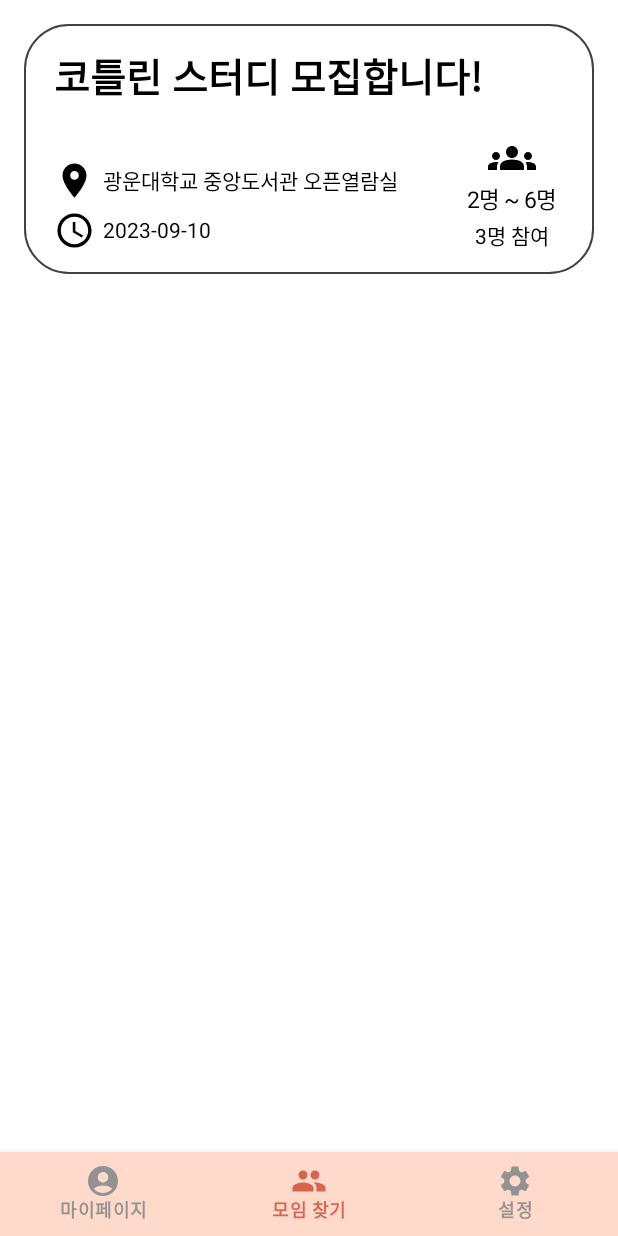
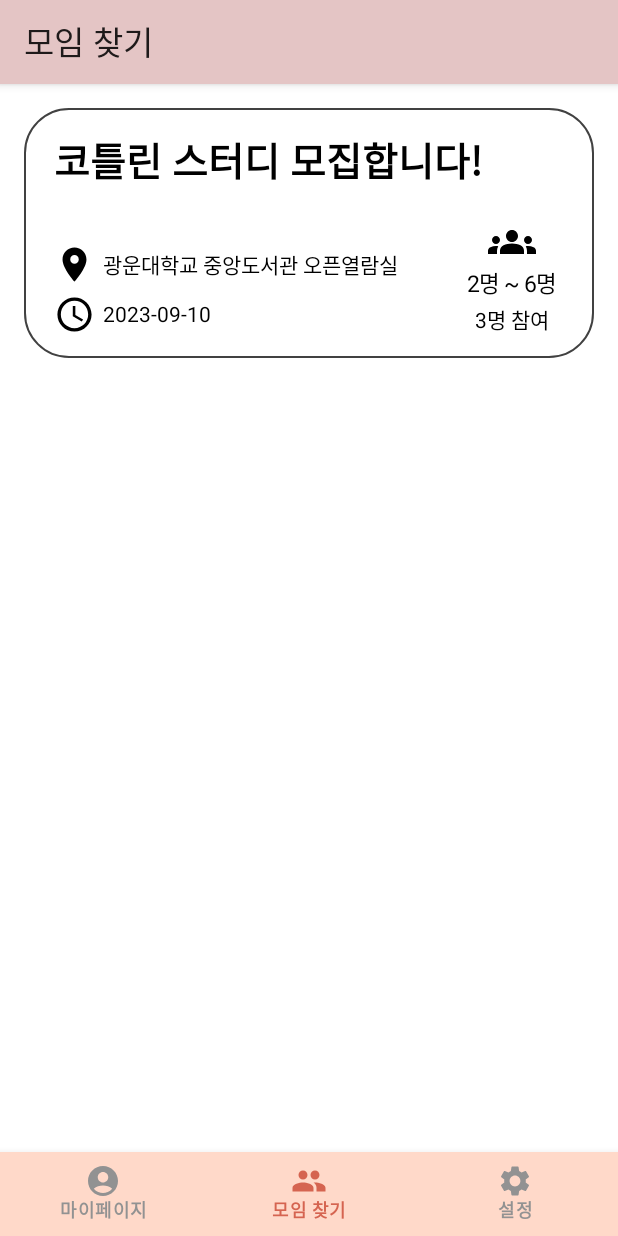
Before and after one commit to kw-friends/kw-friends-android, an Android app built with Jetpack Compose: the MainActivity screen opened directly, with no data from a screen before it, on a phone screen of 412 x 824 dp. Run offline under Robolectric (Android 15) with nearby library versions, the phone set to English and light mode, and no system bars; our stand-ins replace accompanist.

Commit message:
TopBar 구현 (여러 개선 필요)

```diff
--- /dev/null
+++ b/app/src/main/java/hello/kwfriends/ui/component/BottomNavigationBar.kt
@@ -0,0 +1,73 @@
+package hello.kwfriends.ui.component
+
+import androidx.compose.material.BottomNavigation
+import androidx.compose.material.BottomNavigationItem
+import androidx.compose.material.Icon
+import androidx.compose.material.Text
+import androidx.compose.runtime.Composable
+import androidx.compose.runtime.getValue
+import androidx.compose.ui.graphics.Color
+import androidx.compose.ui.text.font.FontWeight
+import androidx.navigation.NavHostController
+import androidx.navigation.compose.NavHost
+import androidx.navigation.compose.composable
+import androidx.navigation.compose.currentBackStackEntryAsState
+import hello.kwfriends.ui.screens.findGathering.findGatheringScreen
+import hello.kwfriends.ui.screens.main.BottomNavItem
+import hello.kwfriends.ui.screens.myPage.MyPageScreen
+import hello.kwfriends.ui.screens.settings.SettingsScreen
+
+@Composable
+fun NavigationBar(navController: NavHostController) {
+    val items = listOf(
+        BottomNavItem.MyPage,
+        BottomNavItem.FindGathering,
+        BottomNavItem.Settings
+    )
+
+
+    BottomNavigation(
+        backgroundColor = Color(0xFFFFD9C9),
+        contentColor = Color(0xFFD56450)
+    ) {
+        val navBackStackEntry by navController.currentBackStackEntryAsState()
+        val currentRoute = navBackStackEntry?.destination?.route
+
+        for (item in items) {
+            BottomNavigationItem(
+                selected = currentRoute == item.screenRoute,
+                onClick = {
+                    navController.navigate(item.screenRoute) {
+                        navController.graph.startDestinationRoute
+                        launchSingleTop = true
+                        restoreState = true
+                    }
+
+                },
+                icon = { Icon(imageVector = item.icon, contentDescription = null) },
+                label = { Text(text = item.title, fontWeight = FontWeight(600)) },
+                alwaysShowLabel = true,
+                selectedContentColor = Color(0xFFD56450),
+                unselectedContentColor = Color(0xFF929292)
+            )
+        }
+    }
+}
+
+@Composable
+fun NavigationGraph(navController: NavHostController) {
+    NavHost(
+        navController = navController,
+        startDestination = BottomNavItem.FindGathering.screenRoute
+    ) {
+        composable(BottomNavItem.FindGathering.screenRoute) {
+            findGatheringScreen()
+        }
+        composable(BottomNavItem.MyPage.screenRoute) {
+            MyPageScreen()
+        }
+        composable(BottomNavItem.Settings.screenRoute) {
+            SettingsScreen()
+        }
+    }
+}
--- /dev/null
+++ b/app/src/main/java/hello/kwfriends/ui/component/TopBar.kt
@@ -0,0 +1,25 @@
+package hello.kwfriends.ui.component
+
+import androidx.compose.material.Text
+import androidx.compose.material.TopAppBar
+import androidx.compose.runtime.Composable
+import androidx.compose.runtime.getValue
+import androidx.compose.ui.graphics.Color
+import androidx.compose.ui.unit.sp
+import androidx.navigation.NavHostController
+import androidx.navigation.compose.currentBackStackEntryAsState
+
+@Composable //상단 바
+fun ToolBarWithTitle(navController: NavHostController) {
+    val navBackStackEntry by navController.currentBackStackEntryAsState()
+    val currentRoute = navBackStackEntry?.destination?.route
+
+    TopAppBar(
+        title = {
+            if (currentRoute != null) {
+                Text(text = currentRoute, fontSize = 22.sp)
+            }
+        },
+        backgroundColor = Color(0xFFE4C5C5)
+    )
+}
--- a/app/src/main/java/hello/kwfriends/ui/screens/main/MainNavigation.kt
+++ b/app/src/main/java/hello/kwfriends/ui/screens/main/MainNavigation.kt
@@ -1,111 +1,29 @@
 package hello.kwfriends.ui.screens.main
 
-import androidx.compose.material.BottomNavigation
-import androidx.compose.material.BottomNavigationItem
-import androidx.compose.material.Icon
-import androidx.compose.material.Text
-import androidx.compose.material.TopAppBar
 import androidx.compose.material.icons.Icons
 import androidx.compose.material.icons.filled.AccountCircle
 import androidx.compose.material.icons.filled.Group
 import androidx.compose.material.icons.filled.Settings
-import androidx.compose.runtime.Composable
-import androidx.compose.runtime.getValue
-import androidx.compose.ui.Modifier
-import androidx.compose.ui.graphics.Color
 import androidx.compose.ui.graphics.vector.ImageVector
-import androidx.compose.ui.text.font.FontWeight
-import androidx.compose.ui.unit.sp
-import androidx.navigation.NavHostController
-import androidx.navigation.compose.NavHost
-import androidx.navigation.compose.composable
-import androidx.navigation.compose.currentBackStackEntryAsState
-import hello.kwfriends.ui.screens.findGathering.findGatheringScreen
-import hello.kwfriends.ui.screens.myPage.MyPageScreen
-import hello.kwfriends.ui.screens.settings.SettingsScreen
-
-@Composable //상단 바
-fun ToolBarWithTitle(title: String, modifier: Modifier = Modifier) {
-    TopAppBar(
-        title = { Text(text = title, fontSize = 22.sp) },
-        backgroundColor = Color(0xFFE4C5C5),
-        modifier = modifier
-    )
-}
-
-
-@Composable
-fun NavigationBar(navController: NavHostController) {
-    val items = listOf<BottomNavItem>(
-        BottomNavItem.MyPage,
-        BottomNavItem.FindGathering,
-        BottomNavItem.Settings
-    )
-
-
-    BottomNavigation(
-        backgroundColor = Color(0xFFFFD9C9),
-        contentColor = Color(0xFFD56450)
-    ) {
-        val navBackStackEntry by navController.currentBackStackEntryAsState()
-        val currentRoute = navBackStackEntry?.destination?.route
-
-        for (item in items) {
-            BottomNavigationItem(
-                selected = currentRoute == item.screenRoute,
-                onClick = {
-                    navController.navigate(item.screenRoute) {
-                        navController.graph.startDestinationRoute
-                        launchSingleTop = true
-                        restoreState = true
-                    }
-                },
-                icon = { Icon(imageVector = item.icon, contentDescription = null) },
-                label = { Text(text = item.title, fontWeight = FontWeight(600)) },
-                alwaysShowLabel = true,
-                selectedContentColor = Color(0xFFD56450),
-                unselectedContentColor = Color(0xFF929292)
-            )
-        }
-    }
-}
-
-@Composable
-fun NavigationGraph(navController: NavHostController) {
-    NavHost(
-        navController = navController,
-        startDestination = BottomNavItem.FindGathering.screenRoute
-    ) {
-        composable(BottomNavItem.FindGathering.screenRoute) {
-            findGatheringScreen()
-        }
-        composable(BottomNavItem.MyPage.screenRoute) {
-            MyPageScreen()
-        }
-        composable(BottomNavItem.Settings.screenRoute) {
-            SettingsScreen()
-        }
-    }
-}
 
 sealed class BottomNavItem(
     val title: String, val icon: ImageVector, val screenRoute: String
 ) {
     object MyPage : BottomNavItem(
-        "마이페이지",
-        Icons.Default.AccountCircle,
-        "myPage"
+        title = "마이페이지",
+        icon = Icons.Default.AccountCircle,
+        screenRoute = "마이페이지"
     )
 
     object FindGathering : BottomNavItem(
-        "모임 찾기",
-        Icons.Default.Group,
-        "findGathering"
+        title = "모임 찾기",
+        icon = Icons.Default.Group,
+        screenRoute = "모임 찾기"
     )
 
     object Settings : BottomNavItem(
-        "설정",
-        Icons.Default.Settings,
-        "settings"
+        title = "설정",
+        icon = Icons.Default.Settings,
+        screenRoute = "설정"
     )
 }
--- a/app/src/main/java/hello/kwfriends/ui/screens/main/MainScreen.kt
+++ b/app/src/main/java/hello/kwfriends/ui/screens/main/MainScreen.kt
@@ -6,13 +6,16 @@ import androidx.compose.material.Scaffold
 import androidx.compose.runtime.Composable
 import androidx.compose.ui.Modifier
 import androidx.navigation.compose.rememberNavController
+import hello.kwfriends.ui.component.NavigationBar
+import hello.kwfriends.ui.component.NavigationGraph
+import hello.kwfriends.ui.component.ToolBarWithTitle
 
 
 @Composable
 fun MainScreenView() {
     val navController = rememberNavController()
     Scaffold(
-        topBar = {},
+        topBar = { ToolBarWithTitle(navController = navController) },
         bottomBar = { NavigationBar(navController = navController) }
     ) {
         Box(modifier = Modifier.padding(it)) {
--- a/app/src/main/java/hello/kwfriends/ui/screens/main/MainViewModel.kt
+++ b/app/src/main/java/hello/kwfriends/ui/screens/main/MainViewModel.kt
@@ -25,7 +25,7 @@ class MainViewModel : ViewModel() {
         }
     }
 
-    fun onClickedHome() {
+    fun onClickedFindGathering() {
         viewModelScope.launch {
             uiState = MainUiState.Home
             Log.d("minmul", "onClickedHome")
```
